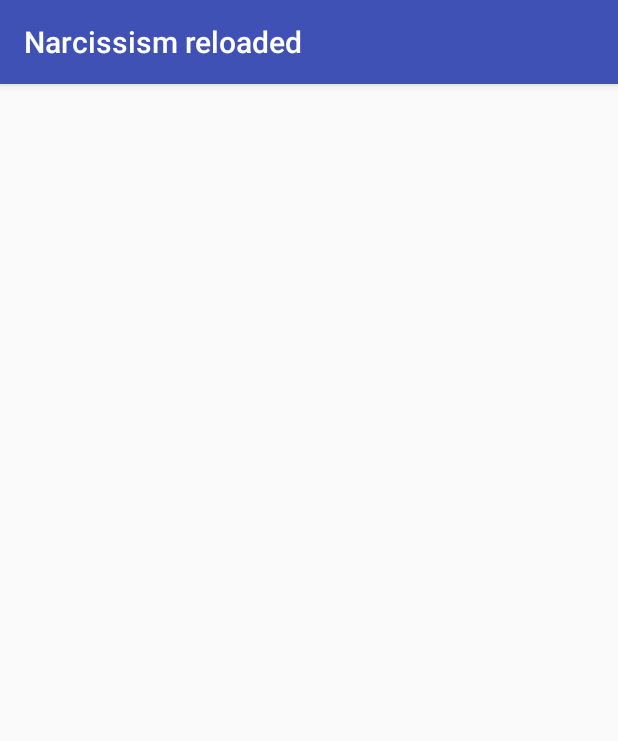
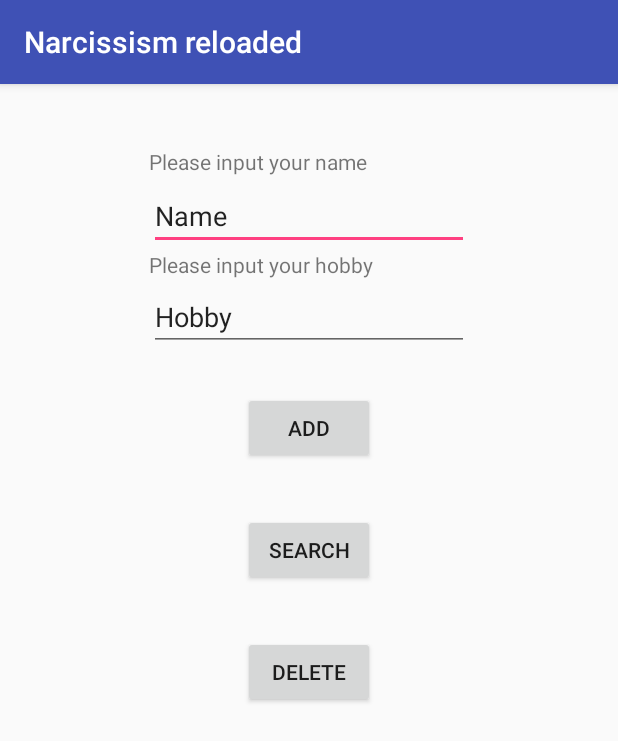
Before and after one commit to enrro/TC2024-Narcissismreloaded, an Android app: the Friends screen opened directly, with no data from a screen before it, on a phone screen of 412 x 824 dp. Shown: the top 741 px of the screen. Run offline under Robolectric (Android 15) with nearby library versions, the phone set to English and light mode, and no system bars.

```diff
--- a/app/src/main/java/com/example/enrro/narcissismreloaded/Friends.java
+++ b/app/src/main/java/com/example/enrro/narcissismreloaded/Friends.java
@@ -2,12 +2,39 @@ package com.example.enrro.narcissismreloaded;
 
 import android.support.v7.app.AppCompatActivity;
 import android.os.Bundle;
+import android.view.View;
+import android.widget.EditText;
+import android.widget.Toast;
 
 public class Friends extends AppCompatActivity {
+
+    private DBHelper db;
+    private EditText editTextFriend, editTextHobby;
 
     @Override
     protected void onCreate(Bundle savedInstanceState) {
         super.onCreate(savedInstanceState);
         setContentView(R.layout.activity_friends);
+
+        db = new DBHelper(this);
+
+        editTextFriend = (EditText) findViewById(R.id.editText3);
+        editTextHobby = (EditText) findViewById(R.id.editText4);
+
+    }
+
+    public void onClickAdd(View view){
+        db.addFriend(editTextFriend.getText().toString(), editTextHobby.getText().toString());
+        Toast.makeText(this, "SAVED ", Toast.LENGTH_SHORT).show();
+    }
+
+    public void onClickSearch(View view){
+        Toast.makeText(this, "SEARCH " + db.find(editTextFriend.getText().toString(), "friend", 2), Toast.LENGTH_SHORT).show();
+        editTextHobby.setText(db.find(editTextFriend.getText().toString(), "friend", 2));
+    }
+
+    public void onClickDelete(View view){
+        Toast.makeText(this, "DELETE " + db.deleteFriend(editTextFriend.getText().toString()), Toast.LENGTH_SHORT).show();
+
     }
 }
--- a/app/src/main/res/layout/activity_friends.xml
+++ b/app/src/main/res/layout/activity_friends.xml
@@ -10,4 +10,72 @@
     android:paddingTop="@dimen/activity_vertical_margin"
     tools:context="com.example.enrro.narcissismreloaded.Friends">
 
+    <EditText
+        android:layout_width="wrap_content"
+        android:layout_height="wrap_content"
+        android:inputType="textPersonName"
+        android:text="Name"
+        android:ems="10"
+        android:layout_alignParentTop="true"
+        android:layout_centerHorizontal="true"
+        android:layout_marginTop="49dp"
+        android:id="@+id/editText3" />
+
+    <EditText
+        android:layout_width="wrap_content"
+        android:layout_height="wrap_content"
+        android:inputType="textPersonName"
+        android:text="Hobby"
+        android:ems="10"
+        android:layout_below="@+id/editText3"
+        android:layout_alignEnd="@+id/editText3"
+        android:layout_marginTop="22dp"
+        android:id="@+id/editText4" />
+
+    <Button
+        android:text="Search"
+        android:layout_width="wrap_content"
+        android:layout_height="wrap_content"
+        android:layout_below="@+id/button6"
+        android:layout_alignStart="@+id/button6"
+        android:layout_marginTop="33dp"
+        android:onClick="onClickSearch"
+        android:id="@+id/button7" />
+
+    <Button
+        android:text="Delete"
+        android:layout_width="wrap_content"
+        android:layout_height="wrap_content"
+        android:layout_below="@+id/button7"
+        android:layout_alignStart="@+id/button7"
+        android:layout_marginTop="33dp"
+        android:onClick="onClickDelete"
+        android:id="@+id/button8" />
+
+    <Button
+        android:text="Add"
+        android:layout_width="wrap_content"
+        android:layout_height="wrap_content"
+        android:layout_marginTop="27dp"
+        android:id="@+id/button6"
+        android:layout_below="@+id/editText4"
+        android:onClick="onClickAdd"
+        android:layout_centerHorizontal="true" />
+
+    <TextView
+        android:text="Please input your name"
+        android:layout_width="wrap_content"
+        android:layout_height="wrap_content"
+        android:layout_alignParentTop="true"
+        android:layout_alignStart="@+id/editText3"
+        android:layout_marginTop="26dp"
+        android:id="@+id/textView2" />
+
+    <TextView
+        android:text="Please input your hobby"
+        android:layout_width="wrap_content"
+        android:layout_height="wrap_content"
+        android:layout_below="@+id/editText3"
+        android:layout_alignStart="@+id/editText3"
+        android:id="@+id/textView3" />
 </RelativeLayout>
```
Also changed, not shown: app/src/main/java/com/example/enrro/narcissismreloaded/DBHelper.java (+47 -8 lines), app/src/main/java/com/example/enrro/narcissismreloaded/Hobbies.java (+24 -0 lines), app/src/main/java/com/example/enrro/narcissismreloaded/MenuActivity.java (+16 -0 lines), app/src/main/res/layout/activity_hobbies.xml (+21 -0 lines).
